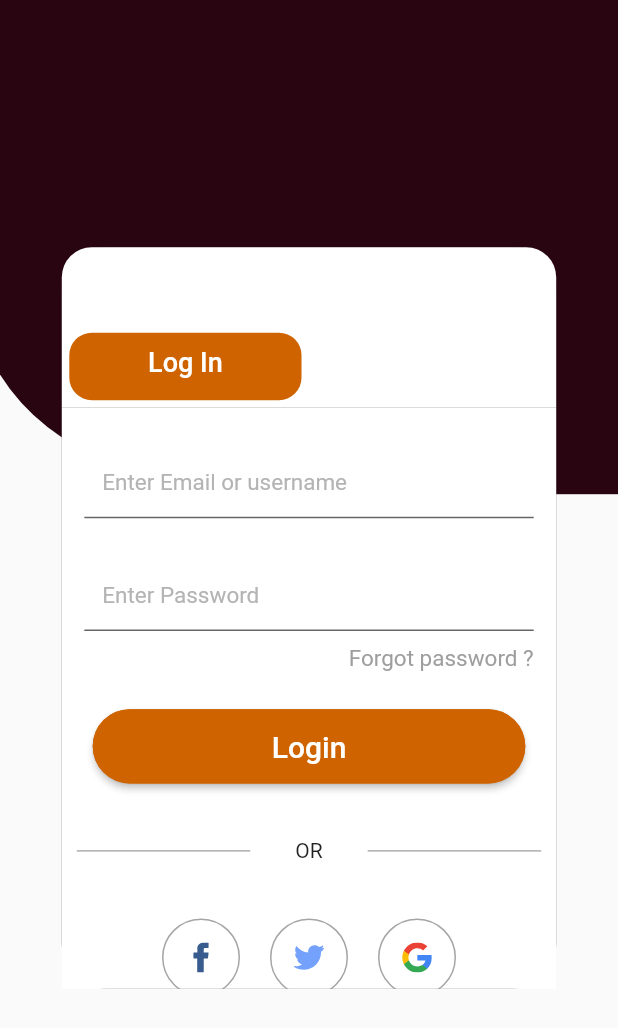
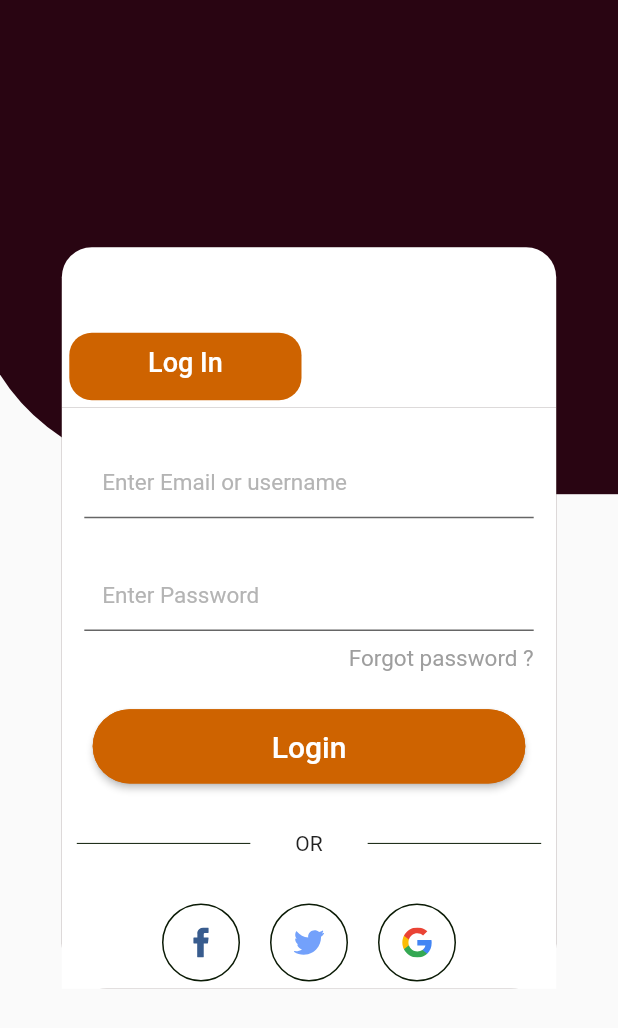
Before and after one commit to emilio-kariuki/youth, a Flutter app: the screen it shows after launch, on a phone screen of 412 x 824 dp. Shown: the top 1028 px of the screen. Run offline on Flutter 3.47's test engine with Material 2 defaults, Android fonts, the phone set to English and light mode, and no system bars; our stand-ins replace flutter_svg, google_fonts; Roboto replaces fonts that are missing (Redressed).

Commit message:
April 3, 2022 5:23 PM

```diff
--- a/lib/Accounts/login.dart
+++ b/lib/Accounts/login.dart
@@ -199,8 +199,8 @@ class _LoginContentsState extends State<LoginContents> {
         child: Container(
             margin: const EdgeInsets.only(left: 10.0, right: 30.0),
             child: Divider(
-              color: Color.fromARGB(255, 133, 133, 133),
-              height: 90,
+              color: Color.fromARGB(255, 11, 27, 6),
+              height: 80,
             )),
       ),
       Text("OR"),
@@ -208,7 +208,7 @@ class _LoginContentsState extends State<LoginContents> {
         child: Container(
             margin: const EdgeInsets.only(left: 30.0, right: 10.0),
             child: Divider(
-              color: Color.fromARGB(255, 133, 133, 133),
+              color: Color.fromARGB(255, 11, 27, 6),
               height: 50,
             )),
       ),
--- a/lib/Builder/social.dart
+++ b/lib/Builder/social.dart
@@ -17,7 +17,7 @@ class SocalIcon extends StatelessWidget {
         decoration: BoxDecoration(
           border: Border.all(
             width: 1,
-            color: Color.fromARGB(255, 165, 165, 165),
+            color: Color.fromARGB(255, 11, 27, 6),
           ),
           shape: BoxShape.circle,
         ),
```
